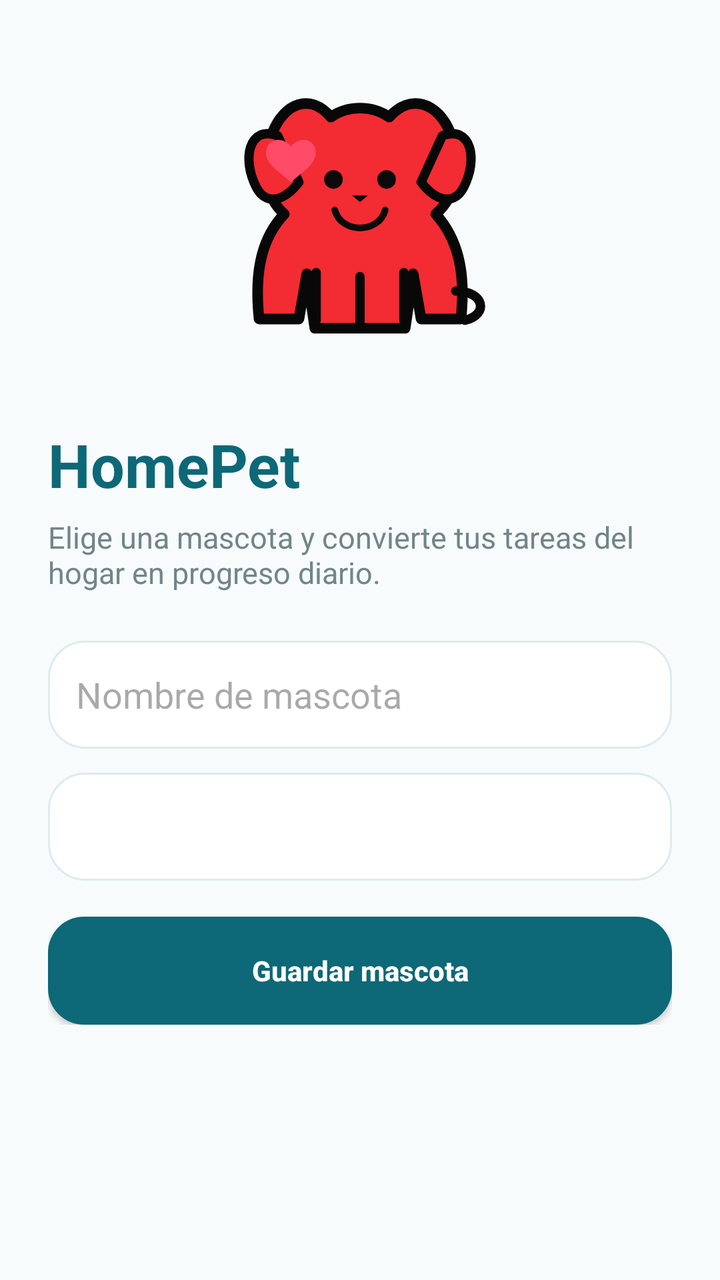
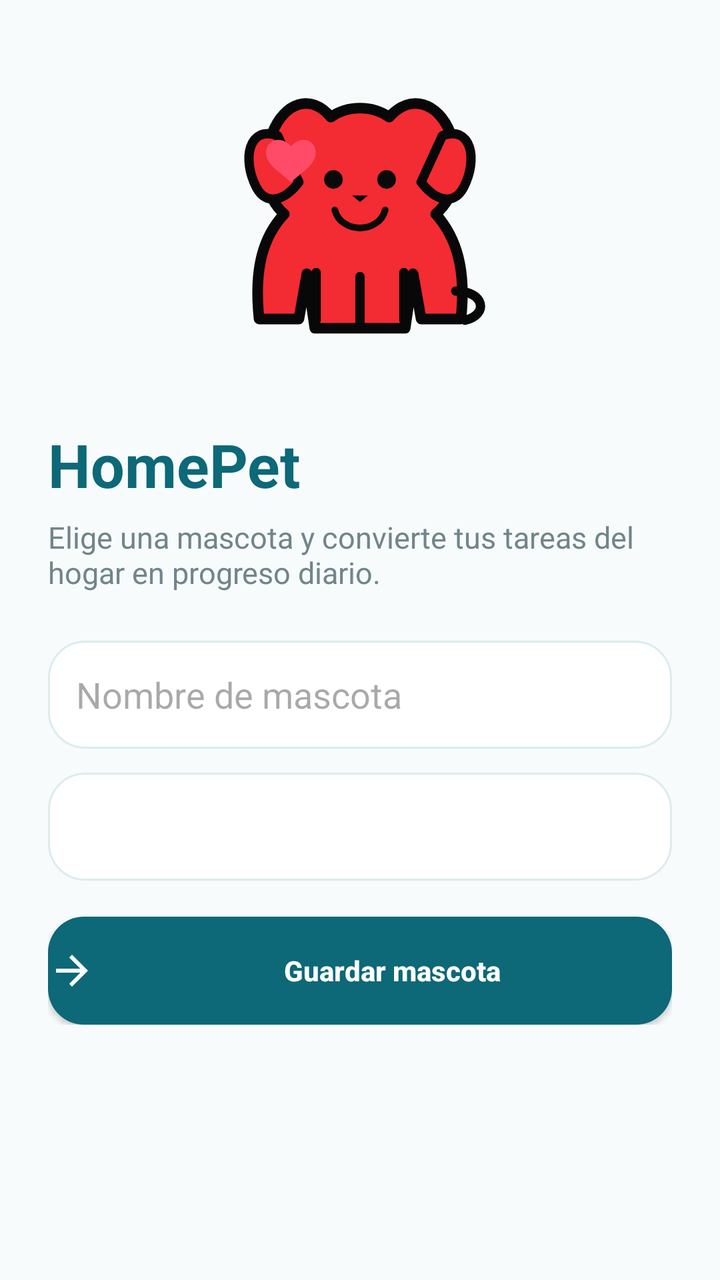

Compare the two renders of this Android layout. The source of the first and the diff that turns it into the second are given below.
<!-- AndroidManifest.xml: application theme Theme.FinalProject -->
<!-- res/layout/activity_welcome.xml -->
<?xml version="1.0" encoding="utf-8"?>
<ScrollView xmlns:android="http://schemas.android.com/apk/res/android"
    android:layout_width="match_parent"
    android:layout_height="match_parent"
    android:background="@color/homepet_background">

    <LinearLayout
        android:layout_width="match_parent"
        android:layout_height="wrap_content"
        android:orientation="vertical"
        android:padding="24dp">

        <ImageView
            android:id="@+id/petPreviewImage"
            android:layout_width="170dp"
            android:layout_height="170dp"
            android:layout_gravity="center_horizontal"
            android:contentDescription="@string/homepet_pet_image"
            android:src="@drawable/pet_dog_happy" />

        <TextView
            android:id="@+id/welcomeText"
            android:layout_width="match_parent"
            android:layout_height="wrap_content"
            android:layout_marginTop="18dp"
            android:text="@string/homepet_title"
            android:textColor="@color/homepet_primary"
            android:textSize="30sp"
            android:textStyle="bold" />

        <TextView
            android:layout_width="match_parent"
            android:layout_height="wrap_content"
            android:layout_marginTop="6dp"
            android:text="@string/welcome_message"
            android:textColor="@color/homepet_text_muted"
            android:textSize="15sp" />

        <EditText
            android:id="@+id/petNameInput"
            android:layout_width="match_parent"
            android:layout_height="54dp"
            android:layout_marginTop="24dp"
            android:background="@drawable/bg_login_input"
            android:hint="@string/pet_name"
            android:inputType="textPersonName"
            android:paddingStart="14dp"
            android:paddingEnd="14dp"
            android:textColor="@color/homepet_text" />

        <Spinner
            android:id="@+id/petTypeSpinner"
            android:layout_width="match_parent"
            android:layout_height="54dp"
            android:layout_marginTop="12dp"
            android:background="@drawable/bg_login_input"
            android:paddingStart="12dp"
            android:paddingEnd="12dp" />

        <Button
            android:id="@+id/startButton"
            android:layout_width="match_parent"
            android:layout_height="54dp"
            android:layout_marginTop="18dp"
            android:background="@drawable/bg_primary_button"
            android:backgroundTint="@null"
            android:text="@string/start_app"
            android:textAllCaps="false"
            android:textColor="@color/homepet_on_primary"
            android:textStyle="bold" />
    </LinearLayout>
</ScrollView>
<!-- resources referenced by this layout -->
<resources>
  <color name="homepet_background">#F7FBFB</color>
  <color name="homepet_on_primary">#FFFFFFFF</color>
  <color name="homepet_primary">#0D6877</color>
  <color name="homepet_text">#1F2D2F</color>
  <color name="homepet_text_muted">#71858A</color>
  <!-- drawable bg_login_input (drawable) -->
  <?xml version="1.0" encoding="utf-8"?>
  <shape xmlns:android="http://schemas.android.com/apk/res/android">
      <solid android:color="@color/homepet_surface" />
      <stroke
          android:width="1dp"
          android:color="@color/homepet_input_border" />
      <corners android:radius="18dp" />
      <padding
          android:left="18dp"
          android:right="18dp" />
  </shape>
  <!-- drawable bg_primary_button (drawable) -->
  <?xml version="1.0" encoding="utf-8"?>
  <selector xmlns:android="http://schemas.android.com/apk/res/android">
      <item android:state_pressed="true">
          <shape>
              <solid android:color="@color/homepet_primary_dark" />
              <corners android:radius="18dp" />
          </shape>
      </item>
      <item>
          <shape>
              <solid android:color="@color/homepet_primary" />
              <corners android:radius="18dp" />
          </shape>
      </item>
  </selector>
  <!-- drawable pet_dog_happy: vector/xml drawable (drawable, 2367 chars, omitted) -->
  <string name="homepet_pet_image">Mascota de HomePet</string>
  <string name="homepet_title">HomePet</string>
  <string name="pet_name">Nombre de mascota</string>
  <string name="start_app">Guardar mascota</string>
  <string name="welcome_message">Elige una mascota y convierte tus tareas del hogar en progreso diario.</string>
  <style name="Theme.FinalProject" parent="Base.Theme.FinalProject" />
  <color name="homepet_surface">#FFFFFFFF</color>
  <color name="homepet_input_border">#DDECEC</color>
  <color name="homepet_primary_dark">#084E5A</color>
  <style name="Base.Theme.FinalProject" parent="Theme.Material3.DayNight.NoActionBar">
          <item name="colorPrimary">@color/homepet_primary</item>
          <item name="colorOnPrimary">@color/white</item>
          <item name="colorSurface">@color/homepet_surface</item>
          <item name="colorOnSurface">@color/homepet_text</item>
          <item name="colorOnBackground">@color/homepet_text</item>
          <item name="android:colorBackground">@color/homepet_background</item>
          <item name="android:textColorPrimary">@color/homepet_text</item>
          <item name="android:textColorSecondary">@color/homepet_text_muted</item>
          <item name="android:windowLightStatusBar">true</item>
          <item name="android:navigationBarColor">@color/homepet_background</item>
          <item name="android:statusBarColor">@color/homepet_background</item>
      </style>
  <color name="white">#FFFFFFFF</color>
</resources>

<!-- the commit's change to res/layout/activity_welcome.xml (unified diff, before → after) -->
@@ -64,6 +64,9 @@
             android:layout_marginTop="18dp"
             android:background="@drawable/bg_primary_button"
             android:backgroundTint="@null"
+            android:drawableStart="@drawable/ic_arrow_24"
+            android:drawablePadding="8dp"
+            android:drawableTint="@color/homepet_on_primary"
             android:text="@string/start_app"
             android:textAllCaps="false"
             android:textColor="@color/homepet_on_primary"
<!-- resource entries referenced after the edit -->
@@ -33,6 +33,17 @@
           </shape>
       </item>
   </selector>
+  <!-- drawable ic_arrow_24 (drawable) -->
+  <?xml version="1.0" encoding="utf-8"?>
+  <vector xmlns:android="http://schemas.android.com/apk/res/android"
+      android:width="24dp"
+      android:height="24dp"
+      android:viewportWidth="24"
+      android:viewportHeight="24">
+      <path
+          android:fillColor="#FF000000"
+          android:pathData="M12,4L10.59,5.41L16.17,11H4V13H16.17L10.59,18.59L12,20L20,12L12,4Z" />
+  </vector>
   <!-- drawable pet_dog_happy: vector/xml drawable (drawable, 2367 chars, omitted) -->
   <string name="homepet_pet_image">Mascota de HomePet</string>
   <string name="homepet_title">HomePet</string>
